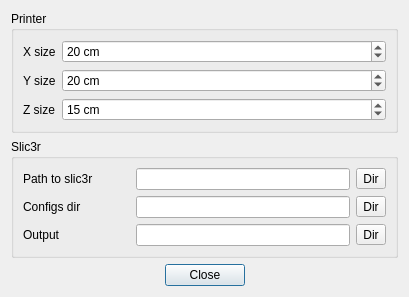
Qt form optiondialog.ui (lamvak/YARRH) before a commit.
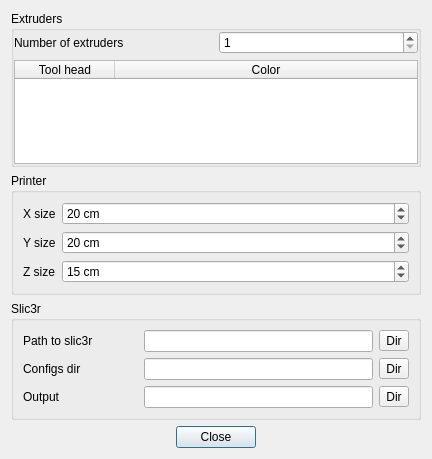
The same form after that commit. Icons and pictures are not drawn.

Diff of the .ui file:
```diff
--- a/optiondialog.ui
+++ b/optiondialog.ui
@@ -6,14 +6,77 @@
    <rect>
     <x>0</x>
     <y>0</y>
-    <width>409</width>
-    <height>272</height>
+    <width>432</width>
+    <height>459</height>
    </rect>
   </property>
   <property name="windowTitle">
    <string>Dialog</string>
   </property>
   <layout class="QVBoxLayout" name="verticalLayout">
+   <item>
+    <widget class="QGroupBox" name="groupBox_3">
+     <property name="title">
+      <string>Extruders</string>
+     </property>
+     <layout class="QGridLayout" name="gridLayout_2">
+      <property name="margin">
+       <number>0</number>
+      </property>
+      <item row="1" column="0" rowspan="2" colspan="2">
+       <widget class="QTableWidget" name="tableWidget">
+        <attribute name="horizontalHeaderMinimumSectionSize">
+         <number>20</number>
+        </attribute>
+        <attribute name="horizontalHeaderStretchLastSection">
+         <bool>true</bool>
+        </attribute>
+        <attribute name="verticalHeaderDefaultSectionSize">
+         <number>18</number>
+        </attribute>
+        <attribute name="verticalHeaderMinimumSectionSize">
+         <number>18</number>
+        </attribute>
+        <attribute name="verticalHeaderStretchLastSection">
+         <bool>false</bool>
+        </attribute>
+        <column>
+         <property name="text">
+          <string>Tool head</string>
+         </property>
+         <property name="icon">
+          <iconset resource="resource.qrc">
+           <normaloff>:/imgs/icons/repair.png</normaloff>:/imgs/icons/repair.png</iconset>
+         </property>
+        </column>
+        <column>
+         <property name="text">
+          <string>Color</string>
+         </property>
+         <property name="icon">
+          <iconset resource="resource.qrc">
+           <normaloff>:/imgs/icons/fill.png</normaloff>:/imgs/icons/fill.png</iconset>
+         </property>
+        </column>
+       </widget>
+      </item>
+      <item row="0" column="0">
+       <widget class="QLabel" name="label_7">
+        <property name="text">
+         <string>Number of extruders</string>
+        </property>
+       </widget>
+      </item>
+      <item row="0" column="1">
+       <widget class="QSpinBox" name="extruderNum">
+        <property name="minimum">
+         <number>1</number>
+        </property>
+       </widget>
+      </item>
+     </layout>
+    </widget>
+   </item>
    <item>
     <widget class="QGroupBox" name="groupBox">
      <property name="title">
@@ -85,6 +148,9 @@
      <layout class="QGridLayout" name="gridLayout">
       <item row="0" column="0">
        <widget class="QLabel" name="label_4">
+        <property name="styleSheet">
+         <string notr="true"/>
+        </property>
         <property name="text">
          <string>Path to slic3r</string>
         </property>
```
